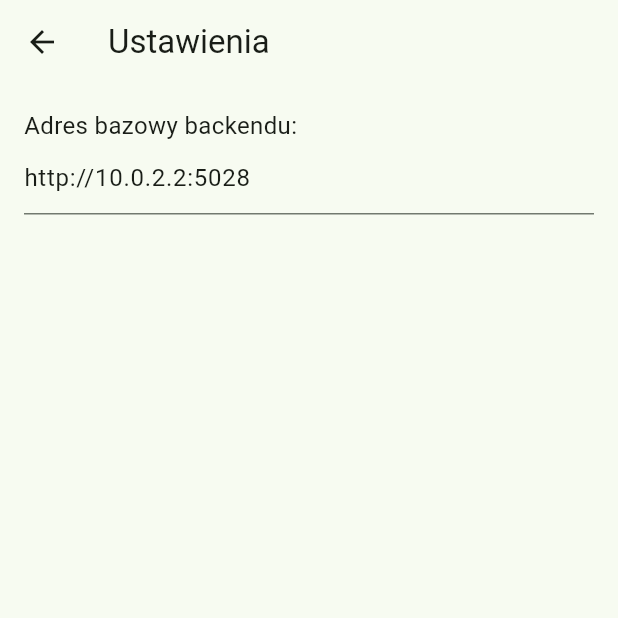
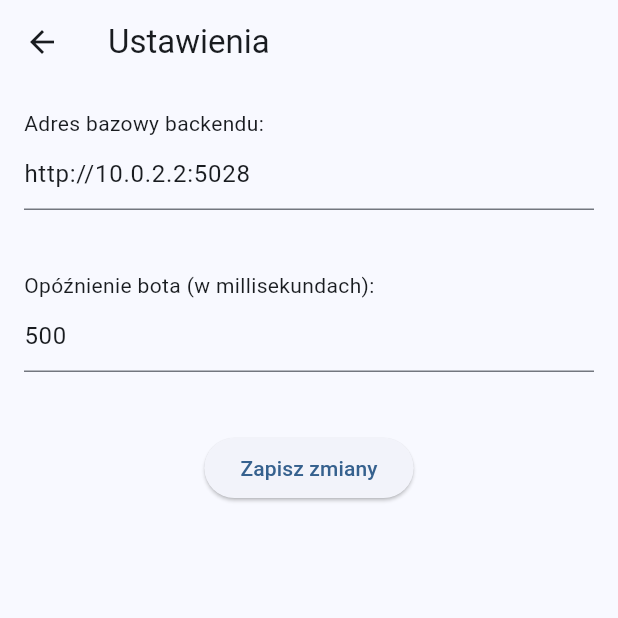
Before and after one commit to Skowoo/my_app, a Flutter app: the screen it shows after launch, after a tap on "Ustawienia", on a phone screen of 412 x 824 dp, the top half of it. Run offline on Flutter 3.47's test engine with Material 3 defaults, Android fonts, the phone set to English and light mode, and no system bars; missing offline and left inert: signalr_core; network calls fail.

Commit message:
single game adjustable delay added

```diff
--- a/lib/src/logic/app_state.dart
+++ b/lib/src/logic/app_state.dart
@@ -2,11 +2,18 @@ import 'package:flutter/material.dart';
 
 class AppState extends ChangeNotifier {
   String _backendBaseUrl = 'http://10.0.2.2:5028';
+  int _singleplayerBotDelay = 500;
 
   String get backendUrl => _backendBaseUrl;
+  int get singleplayerBotDelay => _singleplayerBotDelay;
 
   void setBackendBaseUrl(String url) {
     _backendBaseUrl = url;
     notifyListeners();
   }
+
+  void setSingleplayerBotDelay(int value) {
+    _singleplayerBotDelay = value;
+    notifyListeners();
+  }
 }
--- a/lib/src/main.dart
+++ b/lib/src/main.dart
@@ -18,7 +18,7 @@ class MyApp extends StatelessWidget {
         title: 'MyApp',
         theme: ThemeData(
           useMaterial3: true,
-          colorScheme: ColorScheme.fromSeed(seedColor: Colors.green),
+          colorScheme: ColorScheme.fromSeed(seedColor: Colors.blue),
           filledButtonTheme: FilledButtonThemeData(
             style: ButtonStyle(
               minimumSize: WidgetStateProperty.all(const Size(300, 80)),
--- a/lib/src/pages/settings.dart
+++ b/lib/src/pages/settings.dart
@@ -2,28 +2,77 @@ import 'package:flutter/material.dart';
 import 'package:provider/provider.dart';
 import '../logic/app_state.dart';
 
-class Settings extends StatelessWidget {
+class Settings extends StatefulWidget {
   const Settings({super.key});
 
   @override
+  State<Settings> createState() => _SettingsState();
+}
+
+class _SettingsState extends State<Settings> {
+  late AppState state;
+  late TextEditingController _backendController;
+  late TextEditingController _delayController;
+
+  void saveSettings() {
+    state.setBackendBaseUrl(_backendController.text);
+
+    final newDelay = int.tryParse(_delayController.text);
+    if (newDelay != null) {
+      state.setSingleplayerBotDelay(newDelay);
+    }
+
+    ScaffoldMessenger.of(
+      context,
+    ).showSnackBar(const SnackBar(content: Text('Zapisano ustawienia')));
+
+    Future.delayed(const Duration(seconds: 1), () {
+      if (!mounted) return;
+      ScaffoldMessenger.of(context).hideCurrentSnackBar();
+      Navigator.pop(context);
+    });
+  }
+
+  @override
+  void initState() {
+    super.initState();
+    state = Provider.of<AppState>(context, listen: false);
+    _backendController = TextEditingController(text: state.backendUrl);
+    _delayController = TextEditingController(
+      text: state.singleplayerBotDelay.toString(),
+    );
+  }
+
+  @override
+  void dispose() {
+    _backendController.dispose();
+    _delayController.dispose();
+    super.dispose();
+  }
+
+  @override
   Widget build(BuildContext context) {
-    final appState = Provider.of<AppState>(context);
-
     return Scaffold(
       appBar: AppBar(title: const Text('Ustawienia')),
       body: Padding(
-        padding: const EdgeInsets.all(16.0),
+        padding: const EdgeInsets.all(16),
         child: Column(
           crossAxisAlignment: CrossAxisAlignment.start,
           children: [
-            const Text(
-              'Adres bazowy backendu:',
-              style: TextStyle(fontSize: 16),
+            const Text('Adres bazowy backendu:'),
+            TextField(controller: _backendController),
+            const SizedBox(height: 40),
+            const Text('Opóźnienie bota (w millisekundach):'),
+            TextField(
+              controller: _delayController,
+              keyboardType: TextInputType.number,
             ),
-            TextField(
-              controller: TextEditingController(text: appState.backendUrl),
-              decoration: const InputDecoration(hintText: 'host:port'),
-              onChanged: (value) => appState.setBackendBaseUrl(value),
+            const SizedBox(height: 40),
+            Center(
+              child: ElevatedButton(
+                onPressed: saveSettings,
+                child: const Text('Zapisz zmiany'),
+              ),
             ),
           ],
         ),
```
Also changed, not shown: lib/src/pages/single_game.dart (+31 -15 lines).
